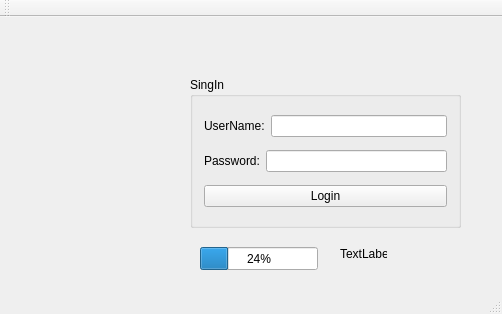
MacroGu/qtProject, file firstgui/mainwindow.ui: the form before one commit.
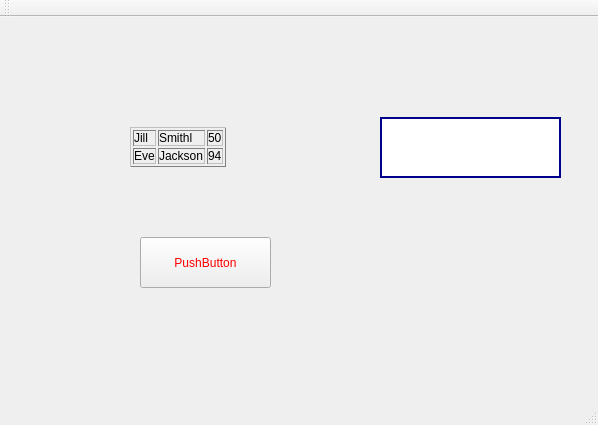
The form after the commit. Icons and pictures are not drawn.

```diff
--- a/firstgui/mainwindow.ui
+++ b/firstgui/mainwindow.ui
@@ -6,105 +6,74 @@
    <rect>
     <x>0</x>
     <y>0</y>
-    <width>502</width>
-    <height>314</height>
+    <width>598</width>
+    <height>425</height>
    </rect>
   </property>
   <property name="windowTitle">
    <string>MainWindow</string>
   </property>
+  <property name="styleSheet">
+   <string notr="true">background-image: url(:/img/img/1.jpg);</string>
+  </property>
   <widget class="QWidget" name="centralWidget">
-   <widget class="QGroupBox" name="groupBox">
+   <widget class="QLabel" name="label">
     <property name="geometry">
      <rect>
-      <x>190</x>
-      <y>60</y>
-      <width>271</width>
-      <height>151</height>
+      <x>130</x>
+      <y>90</y>
+      <width>211</width>
+      <height>81</height>
      </rect>
     </property>
-    <property name="title">
-     <string>SingIn</string>
-    </property>
-    <layout class="QVBoxLayout" name="verticalLayout">
-     <item>
-      <layout class="QHBoxLayout" name="horizontalLayout">
-       <item>
-        <widget class="QLabel" name="label">
-         <property name="text">
-          <string>UserName:</string>
-         </property>
-        </widget>
-       </item>
-       <item>
-        <widget class="QLineEdit" name="lineEdit_username"/>
-       </item>
-      </layout>
-     </item>
-     <item>
-      <layout class="QHBoxLayout" name="horizontalLayout_2">
-       <item>
-        <widget class="QLabel" name="label_2">
-         <property name="text">
-          <string>Password:</string>
-         </property>
-        </widget>
-       </item>
-       <item>
-        <widget class="QLineEdit" name="lineEdit_password">
-         <property name="echoMode">
-          <enum>QLineEdit::Password</enum>
-         </property>
-        </widget>
-       </item>
-      </layout>
-     </item>
-     <item>
-      <widget class="QPushButton" name="BT_LoginButton">
-       <property name="text">
-        <string>Login</string>
-       </property>
-      </widget>
-     </item>
-    </layout>
-   </widget>
-   <widget class="QLabel" name="label_pic">
-    <property name="geometry">
-     <rect>
-      <x>10</x>
-      <y>60</y>
-      <width>161</width>
-      <height>141</height>
-     </rect>
-    </property>
     <property name="text">
-     <string/>
+     <string>&lt;table border=&quot;1&quot; style=&quot;width:100%&quot;&gt;
+&lt;tr&gt;
+  &lt;td&gt;Jill&lt;/td&gt;
+  &lt;td&gt;Smithl&lt;/td&gt;
+  &lt;td&gt;50&lt;/td&gt;
+&lt;/tr&gt;
+&lt;tr&gt;
+  &lt;td&gt;Eve&lt;/td&gt;
+  &lt;td&gt;Jackson&lt;/td&gt;
+  &lt;td&gt;94&lt;/td&gt;
+&lt;/tr&gt;
+&lt;/table&gt;
+</string>
     </property>
    </widget>
-   <widget class="QLabel" name="label_3">
+   <widget class="QPushButton" name="pushButton">
     <property name="geometry">
      <rect>
-      <x>340</x>
-      <y>230</y>
-      <width>47</width>
-      <height>13</height>
+      <x>140</x>
+      <y>220</y>
+      <width>131</width>
+      <height>51</height>
      </rect>
     </property>
+    <property name="styleSheet">
+     <string notr="true">color:red;
+font:bold italic large &quot;Times New Roman&quot;;
+font-size:12px;
+</string>
+    </property>
     <property name="text">
-     <string>TextLabel</string>
+     <string>PushButton</string>
     </property>
    </widget>
-   <widget class="QProgressBar" name="progressBar">
+   <widget class="QLineEdit" name="lineEdit">
     <property name="geometry">
      <rect>
-      <x>200</x>
-      <y>230</y>
-      <width>118</width>
-      <height>23</height>
+      <x>380</x>
+      <y>100</y>
+      <width>181</width>
+      <height>61</height>
      </rect>
     </property>
-    <property name="value">
-     <number>24</number>
+    <property name="styleSheet">
+     <string notr="true">border-width:2px;
+border-style:solid;
+border-color:darkblue;</string>
     </property>
    </widget>
   </widget>
```
Left out of the diff: 2 changed lines with no effect on the pictures.
